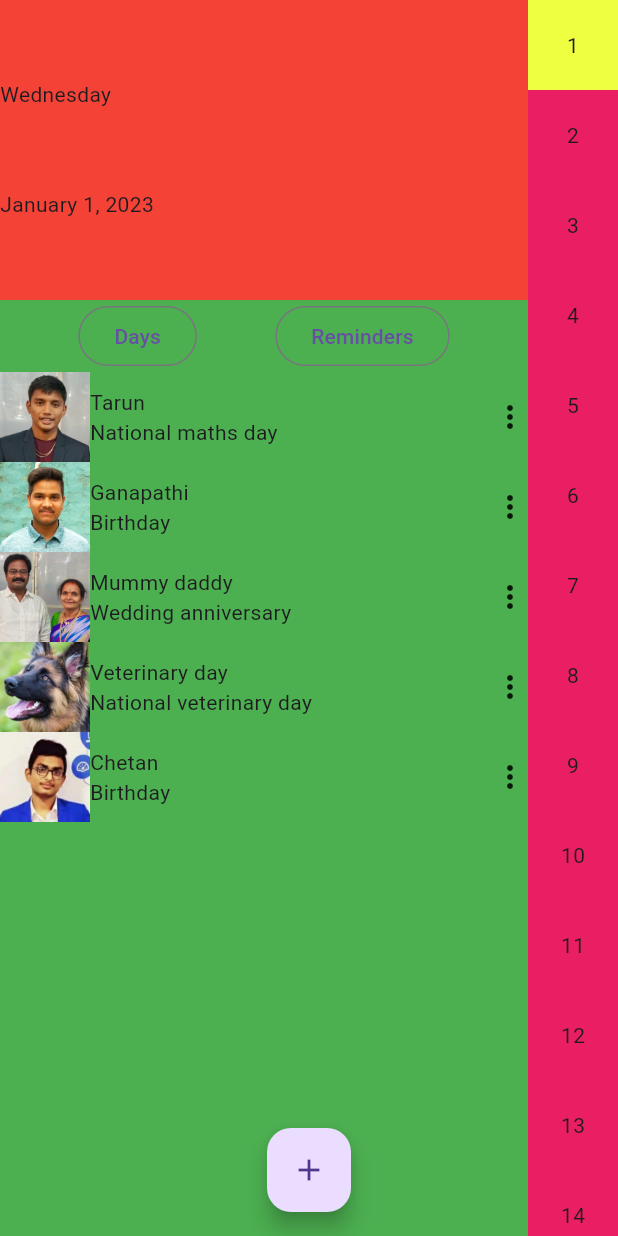
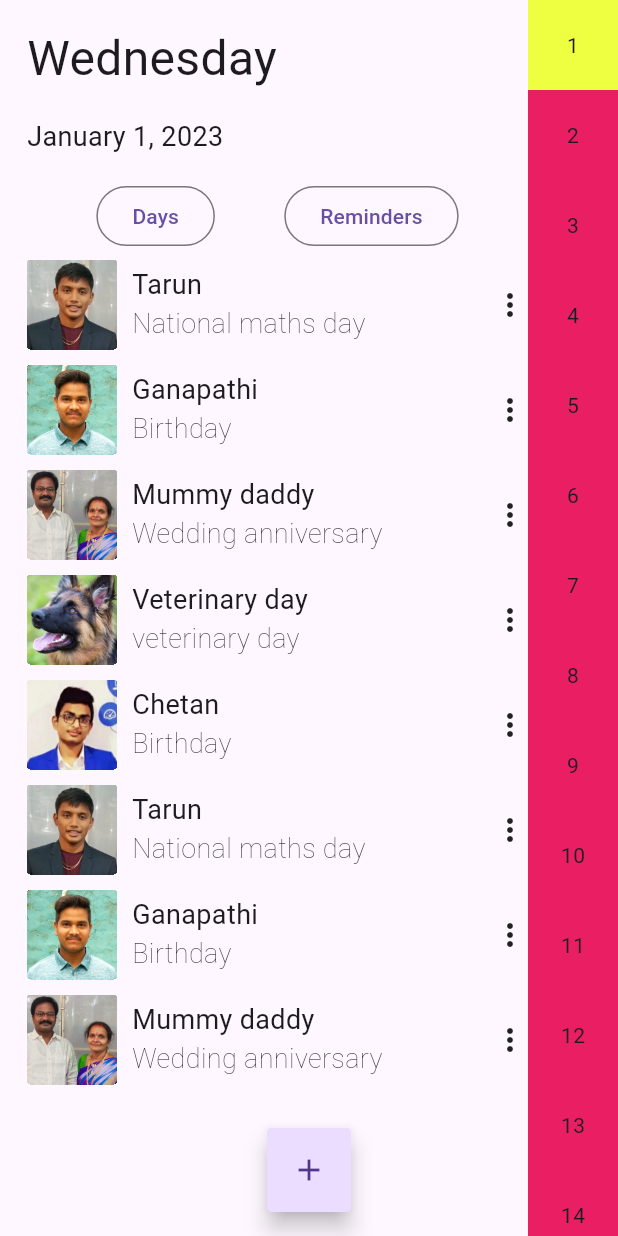
Before and after one commit to elonrameshmusk/prompt, a Flutter app: the HomeScreen screen opened directly, on a phone screen of 412 x 824 dp. Run offline on Flutter 3.47's test engine with Material 2 defaults, Android fonts, the phone set to English and light mode, and no system bars.

Commit message:
some progress

```diff
--- a/lib/components/big_date.dart
+++ b/lib/components/big_date.dart
@@ -1,4 +1,5 @@
 import 'package:flutter/material.dart';
+
 class BigDate extends StatefulWidget {
   const BigDate({Key? key}) : super(key: key);
 
@@ -10,15 +11,20 @@ class _BigDateState extends State<BigDate> {
   @override
   Widget build(BuildContext context) {
     return Container(
-      width: MediaQuery.of(context).size.width*1,
-      color: Colors.red,
-      height: 200,
+      width: MediaQuery.of(context).size.width * 1,
+      height: 120,
       child: Column(
         crossAxisAlignment: CrossAxisAlignment.start,
         mainAxisAlignment: MainAxisAlignment.spaceEvenly,
         children: const [
-          Text('Wednesday'),
-          Text('January 1, 2023')
+          Text(
+            'Wednesday',
+            style: TextStyle(fontSize: 32),
+          ),
+          Text(
+            'January 1, 2023',
+            style: TextStyle(fontSize: 18),
+          )
         ],
       ),
     );
--- a/lib/components/person_container.dart
+++ b/lib/components/person_container.dart
@@ -1,30 +1,50 @@
 import 'package:flutter/material.dart';
 
 class PersonContainer extends StatelessWidget {
-  const PersonContainer({Key? key, required this.imgpath, required this.name, required this.occasion}) : super(key: key);
+  const PersonContainer(
+      {Key? key,
+      required this.imgpath,
+      required this.name,
+      required this.occasion})
+      : super(key: key);
   final String imgpath;
   final String name;
   final String occasion;
   @override
   Widget build(BuildContext context) {
     return Container(
+        margin: const EdgeInsets.fromLTRB(0, 5, 0, 5),
         child: Row(
           children: [
             Container(
+              clipBehavior: Clip.hardEdge,
+              decoration: BoxDecoration(
+                borderRadius: BorderRadius.circular(2),
+              ),
+              margin: const EdgeInsets.fromLTRB(0, 0, 10, 0),
               width: 60,
               height: 60,
-            child: Image.asset(imgpath)),
+              child: Image.asset(imgpath),
+            ),
             Expanded(
               child: Column(
                 mainAxisAlignment: MainAxisAlignment.spaceEvenly,
                 crossAxisAlignment: CrossAxisAlignment.start,
                 children: [
-              Text(name),
-              Text(occasion),
+                  Text(
+                    name,
+                    style: const TextStyle(
+                        fontSize: 18, fontWeight: FontWeight.normal),
+                  ),
+                  Text(
+                    occasion,
+                    style: const TextStyle(
+                        fontSize: 18, fontWeight: FontWeight.w100),
+                  ),
                 ],
               ),
             ),
-        Icon(Icons.more_vert)
+            const Icon(Icons.more_vert)
           ],
         ));
   }
--- a/lib/screens/home_screen.dart
+++ b/lib/screens/home_screen.dart
@@ -20,7 +20,7 @@ class _HomeScreenState extends State<HomeScreen> {
         children: [
           Expanded(
               child: Container(
-            color: Colors.green,
+            padding: const EdgeInsets.fromLTRB(18, 0, 0, 0),
             child: Column(
               children: [
                 const BigDate(),
@@ -39,9 +39,12 @@ class _HomeScreenState extends State<HomeScreen> {
                         child: const Text('Reminders'))
                   ],
                 ),
-                Container(
-                  child: Column(
-                    children: [
+                Expanded(
+                  child: Scrollbar(
+                    thickness: 100,
+                    radius: const Radius.circular(10),
+                    child: ListView(
+                      children: const [
                         PersonContainer(
                           imgpath: 'assets/images/tarun.jpg',
                           name: 'Tarun',
@@ -58,7 +61,29 @@ class _HomeScreenState extends State<HomeScreen> {
                         PersonContainer(
                             imgpath: 'assets/images/veterinary.jpg',
                             name: 'Veterinary day',
-                          occasion: 'National veterinary day'),
+                            occasion: 'veterinary day'),
+                        PersonContainer(
+                          imgpath: 'assets/images/chetan.jpg',
+                          name: 'Chetan',
+                          occasion: 'Birthday',
+                        ),
+                        PersonContainer(
+                          imgpath: 'assets/images/tarun.jpg',
+                          name: 'Tarun',
+                          occasion: 'National maths day',
+                        ),
+                        PersonContainer(
+                            imgpath: 'assets/images/ganapathi.jpg',
+                            name: 'Ganapathi',
+                            occasion: 'Birthday'),
+                        PersonContainer(
+                            imgpath: 'assets/images/mummydaddy.jpg',
+                            name: 'Mummy daddy',
+                            occasion: 'Wedding anniversary'),
+                        PersonContainer(
+                            imgpath: 'assets/images/veterinary.jpg',
+                            name: 'Veterinary day',
+                            occasion: 'veterinary day'),
                         PersonContainer(
                           imgpath: 'assets/images/chetan.jpg',
                           name: 'Chetan',
@@ -66,6 +91,10 @@ class _HomeScreenState extends State<HomeScreen> {
                         ),
                       ],
                     ),
+                  ),
+                ),
+                Container(
+                  height: 100,
                 )
               ],
             ),
@@ -99,10 +128,11 @@ class _HomeScreenState extends State<HomeScreen> {
         ],
       ),
       floatingActionButton: FloatingActionButton(
+        shape: BeveledRectangleBorder(borderRadius: BorderRadius.circular(2)),
         onPressed: () {
           print('add person');
         },
-            child: Icon(Icons.add),
+        child: const Icon(Icons.add),
       ),
       floatingActionButtonLocation: FloatingActionButtonLocation.centerFloat,
     ));
```
Also changed, not shown: pubspec.yaml (+10 -5 lines), assets/fonts/RobotoMono-Bold.ttf (added), assets/fonts/RobotoMono-Light.ttf (added), assets/fonts/RobotoMono-Regular.ttf (added). Lines whose indentation alone changed are shown as unchanged.
